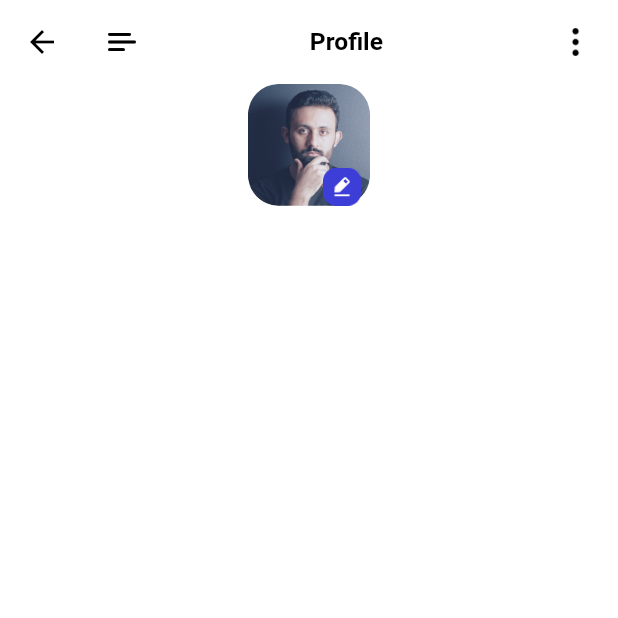
After one commit to HazemHamdy7/learning_app, a Flutter app: the ProfilePage screen opened directly, on a phone screen of 412 x 824 dp, the top half of it. The commit adds this screen. Run offline on Flutter 3.47's test engine with Material 2 defaults, Android fonts, the phone set to English and light mode, and no system bars; our stand-ins replace bloc, cloud_firestore, dots_indicator, firebase_auth, firebase_core, flutter_bloc and 3 more; accounts and stored records are empty.

Commit message:
add appbar and profile icon

```diff
--- a/lib/constant/utils/assets.dart
+++ b/lib/constant/utils/assets.dart
@@ -21,4 +21,10 @@ class AssetsData {
   static const artView = 'assets/icons/art.png';
   static const image1 = 'assets/icons/Image1.png';
   static const image2 = 'assets/icons/Image2.png';
+
+  //? Profile page
+
+  static const morevertical = 'assets/icons/more-vertical.png';
+  static const headpic = 'assets/icons/headpic.png';
+  static const edit3 = 'assets/icons/edit_3.png';
 }
--- a/lib/view/screens/appliction_screen/screen/home/screen/home_page.dart
+++ b/lib/view/screens/appliction_screen/screen/home/screen/home_page.dart
@@ -2,12 +2,9 @@ import 'package:flutter/material.dart';
 import 'package:flutter_bloc/flutter_bloc.dart';
 import 'package:flutter_screenutil/flutter_screenutil.dart';
 import 'package:udemy/common/values/colors.dart';
-import 'package:udemy/constant/utils/assets.dart';
 import 'package:udemy/view/screens/appliction_screen/screen/home/bloc_home/home_page_bloc.dart';
 import 'package:udemy/view/screens/appliction_screen/screen/home/bloc_home/home_page_state.dart';
 import 'package:udemy/view/screens/appliction_screen/screen/home/widget/home_page_widgets.dart';
-
-import '../../../../welcome_screen/widget/custom_text_in_bording.dart';
 
 class HomePage extends StatefulWidget {
   const HomePage({super.key});
--- a/lib/view/screens/appliction_screen/screen/home/widget/home_page_widgets.dart
+++ b/lib/view/screens/appliction_screen/screen/home/widget/home_page_widgets.dart
@@ -137,8 +137,7 @@ Widget silderView(BuildContext context, HomePageStates state) {
           ],
         ),
       ),
-      Container(
-        child: DotsIndicator(
+      DotsIndicator(
         dotsCount: 3,
         position: state.index.toDouble(),
         decorator: DotsDecorator(
@@ -148,7 +147,6 @@ Widget silderView(BuildContext context, HomePageStates state) {
             activeShape: RoundedRectangleBorder(
               borderRadius: BorderRadius.circular(5.0),
             )),
-        ),
       )
     ],
   );
--- /dev/null
+++ b/lib/view/screens/appliction_screen/screen/profile/screen/profile_page.dart
@@ -0,0 +1,33 @@
+import 'package:flutter/material.dart';
+import 'package:flutter_screenutil/flutter_screenutil.dart';
+import 'package:udemy/constant/utils/assets.dart';
+
+import '../widget/profile_widget.dart';
+
+class ProfilePage extends StatefulWidget {
+  const ProfilePage({super.key});
+
+  @override
+  State<ProfilePage> createState() => _ProfilePageState();
+}
+
+class _ProfilePageState extends State<ProfilePage> {
+  @override
+  Widget build(BuildContext context) {
+    return Scaffold(
+      backgroundColor: Colors.white,
+      appBar: buildAppbarProfilePage(),
+      body: SingleChildScrollView(
+        child: SizedBox(
+          width: MediaQuery.of(context).size.width,
+          child: Column(
+            crossAxisAlignment: CrossAxisAlignment.center,
+            children: [
+              profileIconAndEditButton(),
+            ],
+          ),
+        ),
+      ),
+    );
+  }
+}
--- /dev/null
+++ b/lib/view/screens/appliction_screen/screen/profile/widget/profile_widget.dart
@@ -0,0 +1,55 @@
+import 'package:flutter/material.dart';
+import 'package:flutter_screenutil/flutter_screenutil.dart';
+
+import '../../../../../../common/values/colors.dart';
+import '../../../../../../constant/utils/assets.dart';
+
+AppBar buildAppbarProfilePage() {
+  return AppBar(
+      title: Container(
+    color: Colors.white,
+    child: Row(
+        mainAxisAlignment: MainAxisAlignment.spaceBetween,
+        crossAxisAlignment: CrossAxisAlignment.center,
+        children: [
+          SizedBox(
+            width: 18.w,
+            height: 12.w,
+            child: Image.asset(AssetsData.menu),
+          ),
+          Text(
+            "Profile",
+            style: TextStyle(
+              color: AppColors.primaryText,
+              fontWeight: FontWeight.bold,
+              fontSize: 16.sp,
+            ),
+          ),
+          SizedBox(
+            width: 24.w,
+            height: 24.w,
+            child: Image.asset(
+              AssetsData.morevertical,
+            ),
+          ),
+        ]),
+  ));
+}
+
+Widget profileIconAndEditButton() {
+  return Container(
+    alignment: Alignment.bottomRight,
+    padding: EdgeInsets.only(right: 6.w),
+    width: 80.w,
+    height: 80.h,
+    decoration: BoxDecoration(
+        borderRadius: BorderRadius.circular(20.w),
+        image: const DecorationImage(
+          image: AssetImage(
+            AssetsData.headpic,
+          ),
+        )),
+    child: Image(
+        width: 25.w, height: 25.h, image: const AssetImage(AssetsData.edit3)),
+  );
+}
--- a/lib/view/screens/appliction_screen/widget_Appliction/application_widget.dart
+++ b/lib/view/screens/appliction_screen/widget_Appliction/application_widget.dart
@@ -1,6 +1,7 @@
 import 'package:flutter/cupertino.dart';
 import 'package:flutter/material.dart';
 import 'package:flutter_screenutil/flutter_screenutil.dart';
+import 'package:udemy/view/screens/appliction_screen/screen/profile/screen/profile_page.dart';
 
 import '../../../../common/values/colors.dart';
 import '../../../../constant/utils/assets.dart';
@@ -12,7 +13,7 @@ Widget buildPage(int index) {
     const Center(child: Text("Searsh")),
     const Center(child: Text("Course")),
     const Center(child: Text("Chat")),
-    const Center(child: Text("Profile")),
+    const ProfilePage(),
   ];
   return widget[index];
 }
@@ -21,8 +22,8 @@ var bottomTabs = [
   BottomNavigationBarItem(
     label: 'Home',
     icon: SizedBox(
-      width: 15.w,
-      height: 15.h,
+      width: 12.w,
+      height: 12.h,
       child: Image.asset(AssetsData.home),
     ),
     activeIcon: Image.asset(
@@ -33,7 +34,7 @@ var bottomTabs = [
   BottomNavigationBarItem(
     label: 'Search',
     icon: SizedBox(
-        width: 15.w, height: 15.h, child: Image.asset(AssetsData.search)),
+        width: 12.w, height: 12.h, child: Image.asset(AssetsData.search)),
     activeIcon: Image.asset(
       AssetsData.search,
       color: AppColors.primaryElement,
@@ -42,7 +43,7 @@ var bottomTabs = [
   BottomNavigationBarItem(
     label: 'Application',
     icon: SizedBox(
-        width: 15.w, height: 15.h, child: Image.asset(AssetsData.play)),
+        width: 12.w, height: 12.h, child: Image.asset(AssetsData.play)),
     activeIcon: Image.asset(
       AssetsData.play,
       color: AppColors.primaryElement,
@@ -51,7 +52,7 @@ var bottomTabs = [
   BottomNavigationBarItem(
     label: 'Chat',
     icon: SizedBox(
-        width: 15.w, height: 15.h, child: Image.asset(AssetsData.chat)),
+        width: 12.w, height: 12.h, child: Image.asset(AssetsData.chat)),
     activeIcon: Image.asset(
       AssetsData.chat,
       color: AppColors.primaryElement,
@@ -60,7 +61,7 @@ var bottomTabs = [
   BottomNavigationBarItem(
     label: 'Profile',
     icon: SizedBox(
-        width: 15.w, height: 15.h, child: Image.asset(AssetsData.profile)),
+        width: 12.w, height: 12.h, child: Image.asset(AssetsData.profile)),
     activeIcon: Image.asset(
       AssetsData.profile,
       color: AppColors.primaryElement,
```
Lines whose indentation alone changed are shown as unchanged.
